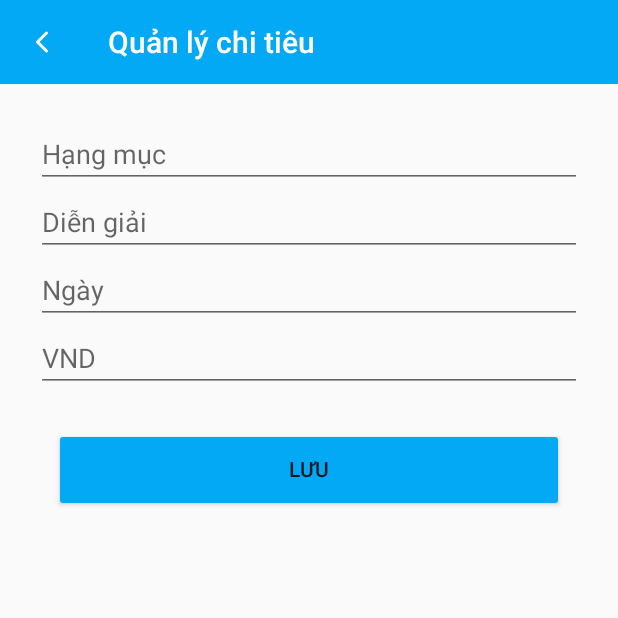
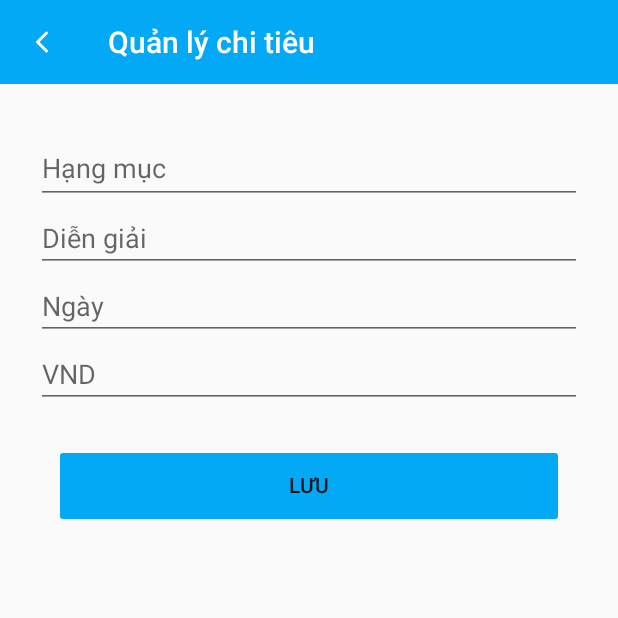
Before and after one commit to trungtung03/NotesApp, an Android app: the fragment AddSpendingFragment placed in its activity, on a phone screen of 412 x 824 dp, the top half of it. Run offline under Robolectric (Android 15) with nearby library versions, the phone set to English and light mode, and no system bars; our stand-ins replace Room's generated code.

```diff
--- a/app/src/main/AndroidManifest.xml
+++ b/app/src/main/AndroidManifest.xml
@@ -24,6 +24,8 @@
         android:dataExtractionRules="@xml/data_extraction_rules"
         android:fullBackupContent="@xml/backup_rules"
         android:icon="@drawable/logo"
+        android:hardwareAccelerated="false"
+        android:largeHeap="true"
         android:label="@string/app_name"
         android:requestLegacyExternalStorage="true"
         android:theme="@style/Theme.Notepad"
--- a/app/src/main/res/layout/fragment_add_spending.xml
+++ b/app/src/main/res/layout/fragment_add_spending.xml
@@ -17,20 +17,23 @@
         android:orientation="vertical"
         android:padding="24dp">
 
-        <androidx.appcompat.widget.AppCompatEditText
-            android:id="@+id/category"
-            android:hint="Hạng mục"
+        <com.google.android.material.textfield.TextInputLayout
             android:layout_width="match_parent"
-            android:layout_height="wrap_content" />
+            android:layout_height="wrap_content">
 
+            <androidx.appcompat.widget.AppCompatEditText
+                android:id="@+id/category"
+                android:layout_width="match_parent"
+                android:layout_height="wrap_content"
+                android:hint="Hạng mục" />
+
+        </com.google.android.material.textfield.TextInputLayout>
 
         <androidx.appcompat.widget.AppCompatEditText
             android:id="@+id/content"
             android:layout_width="match_parent"
             android:layout_height="wrap_content"
             android:hint="Diễn giải" />
-
-
 
         <androidx.appcompat.widget.AppCompatEditText
             android:id="@+id/date"
```
